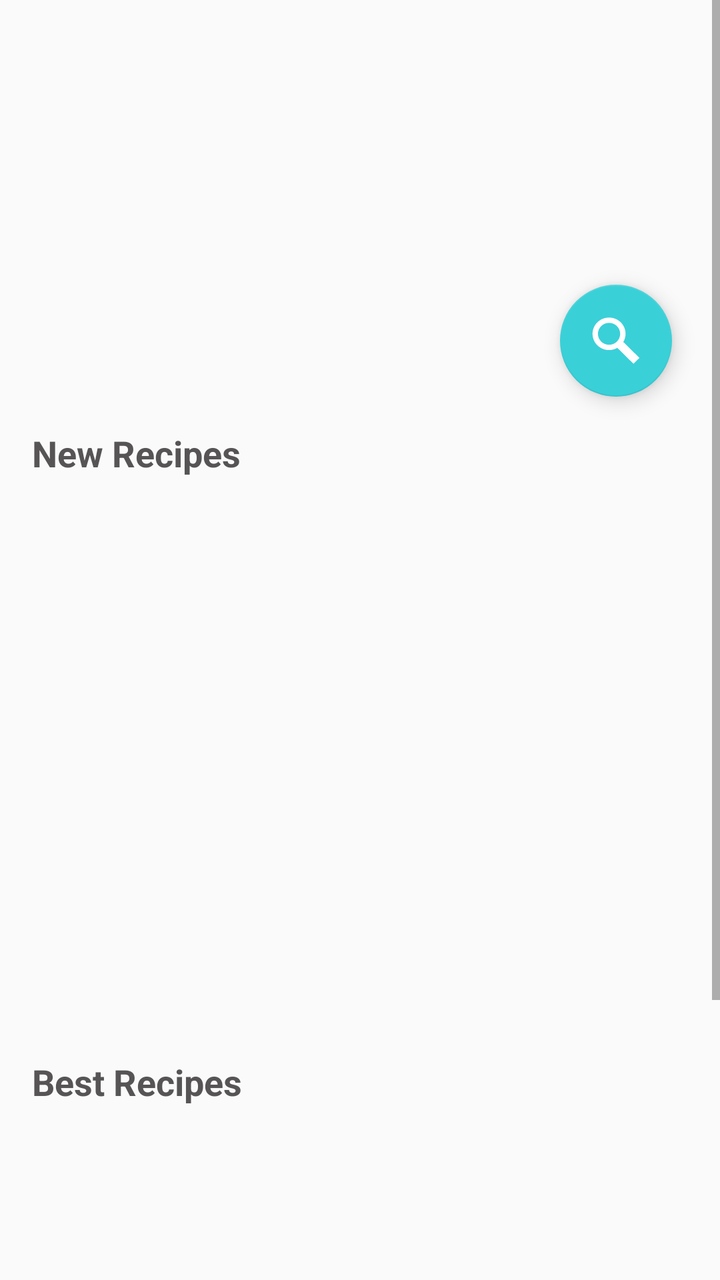
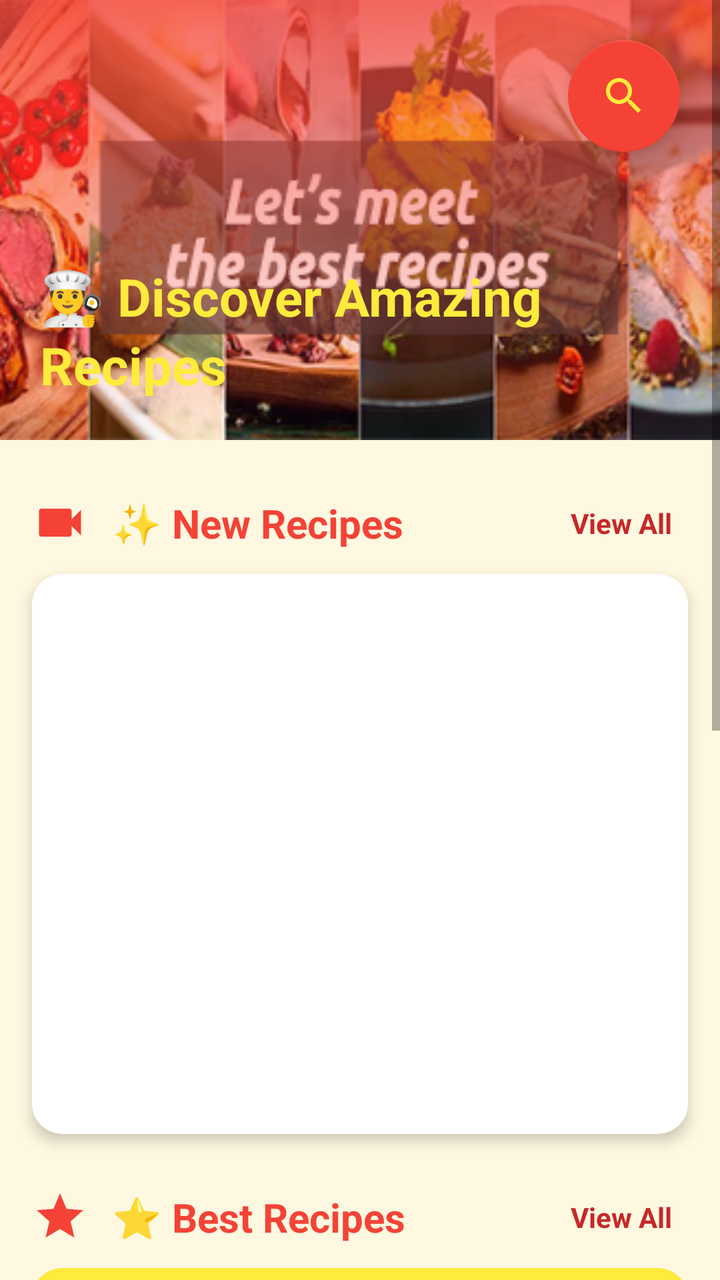

Compare the two renders of this Android layout. The source of the first and the diff that turns it into the second are given below.
<!-- AndroidManifest.xml: application theme AppTheme -->
<!-- res/layout/fragment_home.xml -->
<?xml version="1.0" encoding="utf-8"?>
<ScrollView
    xmlns:android="http://schemas.android.com/apk/res/android"
    xmlns:app="http://schemas.android.com/apk/res-auto"
    xmlns:tools="http://schemas.android.com/tools"
    android:layout_width="match_parent"
    android:layout_height="match_parent"
    tools:context="com.hanson.android.recipe.HomeFragment">

    <LinearLayout
        android:layout_width="match_parent"
        android:layout_height="wrap_content"
        android:orientation="vertical">

        <TextView
            android:id="@+id/txt_DBresult"
            android:layout_width="match_parent"
            android:layout_height="wrap_content"
            android:text="TextView"
            android:visibility="gone" />

        <ImageView
            android:id="@+id/imageView2"
            android:layout_width="match_parent"
            android:layout_height="170dp"
            android:scaleType="fitXY"
            app:srcCompat="@drawable/recipesideasmain" />

        <com.google.android.material.floatingactionbutton.FloatingActionButton
            android:id="@+id/fab"
            android:layout_width="wrap_content"
            android:layout_height="wrap_content"
            android:layout_gravity="end"
            android:layout_marginEnd="24dp"
            android:layout_marginRight="24dp"
            android:layout_marginTop="-28dp"
            app:fabSize="normal"
            app:srcCompat="@drawable/ic_search" />

        <TextView
            android:id="@+id/textView5"
            android:layout_width="wrap_content"
            android:layout_height="wrap_content"
            android:layout_marginStart="16dp"
            android:layout_marginLeft="16dp"
            android:layout_marginTop="16dp"
            android:text="New Recipes"
            android:textColor="@color/colorFont1"
            android:textSize="18sp"
            android:textStyle="bold" />

        <GridView
            android:id="@+id/GridView_New"
            android:layout_width="match_parent"
            android:layout_height="250dp"
            android:layout_margin="8dp"
            android:gravity="center"
            android:horizontalSpacing="10dp"
            android:numColumns="3"
            android:scrollbars="none"
            android:stretchMode="columnWidth"
            android:verticalSpacing="10dp" />

        <TextView
            android:id="@+id/textView4"
            android:layout_width="wrap_content"
            android:layout_height="wrap_content"
            android:layout_marginStart="16dp"
            android:layout_marginLeft="16dp"
            android:layout_marginTop="24dp"
            android:text="Best Recipes"
            android:textColor="@color/colorFont1"
            android:textSize="18sp"
            android:textStyle="bold" />

        <GridView
            android:id="@+id/GridView_Best"
            android:layout_width="match_parent"
            android:layout_height="250dp"
            android:layout_margin="8dp"
            android:gravity="center"
            android:horizontalSpacing="10dp"
            android:numColumns="3"
            android:scrollbars="none"
            android:stretchMode="columnWidth"
            android:verticalSpacing="10dp" />

    </LinearLayout>
</ScrollView>
<!-- resources referenced by this layout -->
<resources>
  <color name="colorFont1">#565455</color>
  <!-- drawable ic_search (drawable) -->
  <vector xmlns:android="http://schemas.android.com/apk/res/android"
          android:width="24dp"
          android:height="24dp"
          android:viewportWidth="24.0"
          android:viewportHeight="24.0">
      <path
          android:pathData="M23.734,20.613l-8.076,-7.951c1.838,-3.114 1.412,-7.174 -1.291,-9.837c-3.223,-3.173 -8.463,-3.173 -11.685,0c-3.221,3.171 -3.221,8.331 0,11.504c2.706,2.663 6.829,3.081 9.99,1.272l8.076,7.953L23.734,20.613zM4.592,12.449c-2.168,-2.134 -2.168,-5.609 0,-7.743c2.167,-2.136 5.695,-2.136 7.864,0c2.169,2.134 2.169,5.609 0,7.743C10.287,14.585 6.76,14.585 4.592,12.449z"
          android:fillColor="#FFFFFF"/>
  </vector>
  <!-- drawable recipesideasmain: png bitmap (drawable, 152437 bytes) -->
  <style name="AppTheme" parent="Theme.AppCompat.Light.DarkActionBar">
          
          <item name="colorPrimary">@color/colorPrimary</item>
          <item name="colorPrimaryDark">@color/colorPrimaryDark</item>
          <item name="colorAccent">@color/colorAccent</item>
      </style>
  <color name="colorPrimary">#f06373</color>
  <color name="colorPrimaryDark">#cc4053</color>
  <color name="colorAccent">#3ad0d8</color>
</resources>

<!-- the commit's change to res/layout/fragment_home.xml (unified diff, before → after) -->
@@ -5,85 +5,282 @@
     xmlns:tools="http://schemas.android.com/tools"
     android:layout_width="match_parent"
     android:layout_height="match_parent"
+    android:background="@color/bright_bg"
+    android:fillViewport="true"
     tools:context="com.hanson.android.recipe.HomeFragment">
 
     <LinearLayout
         android:layout_width="match_parent"
         android:layout_height="wrap_content"
-        android:orientation="vertical">
-
-        <TextView
-            android:id="@+id/txt_DBresult"
-            android:layout_width="match_parent"
-            android:layout_height="wrap_content"
-            android:text="TextView"
-            android:visibility="gone" />
+        android:orientation="vertical"
+        android:paddingBottom="80dp">
+
+        <RelativeLayout
+            android:layout_width="match_parent"
+            android:layout_height="220dp">
 
         <ImageView
             android:id="@+id/imageView2"
             android:layout_width="match_parent"
-            android:layout_height="170dp"
-            android:scaleType="fitXY"
-            app:srcCompat="@drawable/recipesideasmain" />
+            android:layout_height="match_parent"
+            android:scaleType="centerCrop"
+            android:src="@drawable/recipesideasmain" />
+
+            <View
+                android:layout_width="match_parent"
+                android:layout_height="match_parent"
+                android:background="@drawable/image_gradient_overlay" />
+
+            <TextView
+                android:layout_width="wrap_content"
+                android:layout_height="wrap_content"
+                android:layout_alignParentBottom="true"
+                android:layout_margin="20dp"
+                android:lineSpacingExtra="4dp"
+                android:text="👨‍🍳 Discover Amazing\nRecipes"
+                android:textColor="@color/bright_yellow"
+                android:textSize="26sp"
+                android:textStyle="bold" />
 
         <com.google.android.material.floatingactionbutton.FloatingActionButton
-            android:id="@+id/fab"
+            android:id="@+id/fab_home_search"
             android:layout_width="wrap_content"
             android:layout_height="wrap_content"
-            android:layout_gravity="end"
-            android:layout_marginEnd="24dp"
-            android:layout_marginRight="24dp"
-            android:layout_marginTop="-28dp"
-            app:fabSize="normal"
-            app:srcCompat="@drawable/ic_search" />
-
-        <TextView
-            android:id="@+id/textView5"
-            android:layout_width="wrap_content"
-            android:layout_height="wrap_content"
-            android:layout_marginStart="16dp"
-            android:layout_marginLeft="16dp"
-            android:layout_marginTop="16dp"
-            android:text="New Recipes"
-            android:textColor="@color/colorFont1"
-            android:textSize="18sp"
-            android:textStyle="bold" />
-
-        <GridView
-            android:id="@+id/GridView_New"
-            android:layout_width="match_parent"
-            android:layout_height="250dp"
-            android:layout_margin="8dp"
-            android:gravity="center"
-            android:horizontalSpacing="10dp"
-            android:numColumns="3"
-            android:scrollbars="none"
-            android:stretchMode="columnWidth"
-            android:verticalSpacing="10dp" />
-
-        <TextView
-            android:id="@+id/textView4"
-            android:layout_width="wrap_content"
-            android:layout_height="wrap_content"
-            android:layout_marginStart="16dp"
-            android:layout_marginLeft="16dp"
-            android:layout_marginTop="24dp"
-            android:text="Best Recipes"
-            android:textColor="@color/colorFont1"
-            android:textSize="18sp"
-            android:textStyle="bold" />
-
-        <GridView
-            android:id="@+id/GridView_Best"
-            android:layout_width="match_parent"
-            android:layout_height="250dp"
-            android:layout_margin="8dp"
-            android:gravity="center"
-            android:horizontalSpacing="10dp"
-            android:numColumns="3"
-            android:scrollbars="none"
-            android:stretchMode="columnWidth"
-            android:verticalSpacing="10dp" />
+            android:layout_alignParentEnd="true"
+            android:layout_marginTop="20dp"
+            android:layout_marginEnd="20dp"
+            app:backgroundTint="@color/red_primary"
+            app:elevation="8dp"
+            app:srcCompat="@drawable/ic_search_red"
+            app:tint="@color/bright_yellow" />
+        </RelativeLayout>
+
+        <include layout="@layout/section_header_new" />
+
+        <androidx.cardview.widget.CardView
+            android:layout_width="match_parent"
+            android:layout_height="wrap_content"
+            android:layout_marginHorizontal="16dp"
+            android:layout_marginVertical="8dp"
+            app:cardCornerRadius="15dp"
+            app:cardElevation="4dp">
+
+            <GridView
+                android:id="@+id/GridView_New"
+                android:layout_width="match_parent"
+                android:layout_height="280dp"
+                android:horizontalSpacing="8dp"
+                android:numColumns="2"
+                android:padding="8dp"
+                android:stretchMode="columnWidth"
+                android:verticalSpacing="8dp" />
+        </androidx.cardview.widget.CardView>
+
+        <include layout="@layout/section_header_best" />
+
+        <androidx.cardview.widget.CardView
+            android:layout_width="match_parent"
+            android:layout_height="wrap_content"
+            android:layout_marginHorizontal="16dp"
+            android:layout_marginVertical="8dp"
+            app:cardBackgroundColor="@color/bright_yellow_card"
+            app:cardCornerRadius="15dp"
+            app:cardElevation="4dp">
+
+            <GridView
+                android:id="@+id/GridView_Best"
+                android:layout_width="match_parent"
+                android:layout_height="280dp"
+                android:horizontalSpacing="8dp"
+                android:numColumns="2"
+                android:padding="8dp"
+                android:stretchMode="columnWidth"
+                android:verticalSpacing="8dp" />
+        </androidx.cardview.widget.CardView>
+
+        <include layout="@layout/layout_home_stats" />
 
     </LinearLayout>
 </ScrollView>
+<!-- res/layout/section_header_new.xml (included above) -->
+<?xml version="1.0" encoding="utf-8"?>
+<LinearLayout xmlns:android="http://schemas.android.com/apk/res/android"
+    xmlns:app="http://schemas.android.com/apk/res-auto"
+    android:layout_width="match_parent"
+    android:layout_height="wrap_content"
+    android:layout_marginStart="16dp"
+    android:layout_marginTop="24dp"
+    android:layout_marginEnd="16dp"
+    android:gravity="center_vertical"
+    android:orientation="horizontal">
+
+    <ImageView
+        android:layout_width="28dp"
+        android:layout_height="28dp"
+        android:src="@drawable/ic_new_red"
+        app:tint="@color/red_primary" />
+
+    <TextView
+        android:layout_width="0dp"
+        android:layout_height="wrap_content"
+        android:layout_marginStart="12dp"
+        android:layout_weight="1"
+        android:text="✨ New Recipes"
+        android:textColor="@color/red_primary"
+        android:textSize="20sp"
+        android:textStyle="bold" />
+
+    <TextView
+        android:id="@+id/tv_view_all_new"
+        android:layout_width="wrap_content"
+        android:layout_height="wrap_content"
+        android:clickable="true"
+        android:focusable="true"
+        android:padding="8dp"
+        android:text="View All"
+        android:textColor="@color/dark_red"
+        android:textSize="14sp"
+        android:textStyle="bold" />
+</LinearLayout>
+<!-- res/layout/section_header_best.xml (included above) -->
+<?xml version="1.0" encoding="utf-8"?>
+<LinearLayout xmlns:android="http://schemas.android.com/apk/res/android"
+    xmlns:app="http://schemas.android.com/apk/res-auto"
+    android:layout_width="match_parent"
+    android:layout_height="wrap_content"
+    android:layout_marginStart="16dp"
+    android:layout_marginTop="16dp"
+    android:layout_marginEnd="16dp"
+    android:gravity="center_vertical"
+    android:orientation="horizontal">
+
+    <ImageView
+        android:layout_width="28dp"
+        android:layout_height="28dp"
+        android:src="@drawable/ic_star_red"
+        app:tint="@color/red_primary" />
+
+    <TextView
+        android:layout_width="0dp"
+        android:layout_height="wrap_content"
+        android:layout_marginStart="12dp"
+        android:layout_weight="1"
+        android:text="⭐ Best Recipes"
+        android:textColor="@color/red_primary"
+        android:textSize="20sp"
+        android:textStyle="bold" />
+
+    <TextView
+        android:id="@+id/tv_view_all_best"
+        android:layout_width="wrap_content"
+        android:layout_height="wrap_content"
+        android:clickable="true"
+        android:focusable="true"
+        android:padding="8dp"
+        android:text="View All"
+        android:textColor="@color/dark_red"
+        android:textSize="14sp"
+        android:textStyle="bold" />
+</LinearLayout>
+<!-- res/layout/layout_home_stats.xml (included above) -->
+<?xml version="1.0" encoding="utf-8"?>
+<com.google.android.material.card.MaterialCardView xmlns:android="http://schemas.android.com/apk/res/android"
+    xmlns:app="http://schemas.android.com/apk/res-auto"
+    android:layout_width="match_parent"
+    android:layout_height="wrap_content"
+    android:layout_margin="16dp"
+    app:cardBackgroundColor="@color/red_primary"
+    app:cardCornerRadius="20dp"
+    app:cardElevation="10dp">
+
+    <LinearLayout
+        android:layout_width="match_parent"
+        android:layout_height="wrap_content"
+        android:orientation="horizontal"
+        android:padding="20dp">
+
+        <LinearLayout
+            android:layout_width="0dp"
+            android:layout_height="wrap_content"
+            android:layout_weight="1"
+            android:gravity="center"
+            android:orientation="vertical">
+
+            <TextView
+                android:id="@+id/stat_recipes_count"
+                android:layout_width="wrap_content"
+                android:layout_height="wrap_content"
+                android:text="500+"
+                android:textColor="@color/bright_yellow"
+                android:textSize="24sp"
+                android:textStyle="bold" />
+
+            <TextView
+                android:layout_width="wrap_content"
+                android:layout_height="wrap_content"
+                android:text="Recipes"
+                android:textColor="#FFB74D"
+                android:textSize="11sp" />
+        </LinearLayout>
+
+        <View
+            android:layout_width="1dp"
+            android:layout_height="35dp"
+            android:layout_gravity="center"
+            android:background="#66FFFFFF" />
+
+        <LinearLayout
+            android:layout_width="0dp"
+            android:layout_height="wrap_content"
+            android:layout_weight="1"
+            android:gravity="center"
+            android:orientation="vertical">
+
+            <TextView
+                android:id="@+id/stat_chefs_count"
+                android:layout_width="wrap_content"
+                android:layout_height="wrap_content"
+                android:text="50+"
+                android:textColor="@color/bright_yellow"
+                android:textSize="24sp"
+                android:textStyle="bold" />
+
+            <TextView
+                android:layout_width="wrap_content"
+                android:layout_height="wrap_content"
+                android:text="Chefs"
+                android:textColor="#FFB74D"
+                android:textSize="11sp" />
+        </LinearLayout>
+
+        <View
+            android:layout_width="1dp"
+            android:layout_height="35dp"
+            android:layout_gravity="center"
+            android:background="#66FFFFFF" />
+
+        <LinearLayout
+            android:layout_width="0dp"
+            android:layout_height="wrap_content"
+            android:layout_weight="1"
+            android:gravity="center"
+            android:orientation="vertical">
+
+            <TextView
+                android:layout_width="wrap_content"
+                android:layout_height="wrap_content"
+                android:text="4.8"
+                android:textColor="@color/bright_yellow"
+                android:textSize="24sp"
+                android:textStyle="bold" />
+
+            <TextView
+                android:layout_width="wrap_content"
+                android:layout_height="wrap_content"
+                android:text="Rating"
+                android:textColor="#FFB74D"
+                android:textSize="11sp" />
+        </LinearLayout>
+
+    </LinearLayout>
+</com.google.android.material.card.MaterialCardView>
<!-- resource entries referenced after the edit -->
@@ -1,25 +1,56 @@
 <!-- resources referenced by this layout -->
 <resources>
-  <color name="colorFont1">#565455</color>
-  <!-- drawable ic_search (drawable) -->
+  <color name="bright_bg">#FFF8E1</color>
+  <color name="bright_yellow">#FFEB3B</color>
+  <color name="bright_yellow_card">#FFEB3B</color>
+  <color name="dark_red">#C62828</color>
+  <color name="red_primary">#F44336</color>
+  <!-- drawable ic_new_red (drawable) -->
   <vector xmlns:android="http://schemas.android.com/apk/res/android"
-          android:width="24dp"
-          android:height="24dp"
-          android:viewportWidth="24.0"
-          android:viewportHeight="24.0">
+      android:width="24dp"
+      android:height="24dp"
+      android:viewportWidth="24"
+      android:viewportHeight="24">
       <path
-          android:pathData="M23.734,20.613l-8.076,-7.951c1.838,-3.114 1.412,-7.174 -1.291,-9.837c-3.223,-3.173 -8.463,-3.173 -11.685,0c-3.221,3.171 -3.221,8.331 0,11.504c2.706,2.663 6.829,3.081 9.99,1.272l8.076,7.953L23.734,20.613zM4.592,12.449c-2.168,-2.134 -2.168,-5.609 0,-7.743c2.167,-2.136 5.695,-2.136 7.864,0c2.169,2.134 2.169,5.609 0,7.743C10.287,14.585 6.76,14.585 4.592,12.449z"
-          android:fillColor="#FFFFFF"/>
+          android:fillColor="#FF000000"
+          android:pathData="M17,10.5V7c0,-0.55 -0.45,-1 -1,-1H4c-0.55,0 -1,0.45 -1,1v10c0,0.55 0.45,1 1,1h12c0.55,0 1,-0.45 1,-1v-3.5l4,4v-11l-4,4z" />
   </vector>
+  <!-- drawable ic_search_red (drawable) -->
+  <vector xmlns:android="http://schemas.android.com/apk/res/android"
+      android:width="24dp"
+      android:height="24dp"
+      android:viewportWidth="24"
+      android:viewportHeight="24">
+      <path
+          android:fillColor="#FF000000"
+          android:pathData="M15.5,14h-0.79l-0.28,-0.27C15.41,12.59 16,11.11 16,9.5 16,5.91 13.09,3 9.5,3S3,5.91 3,9.5 5.91,16 9.5,16c1.61,0 3.09,-0.59 4.23,-1.57l0.27,0.28v0.79l5,4.99L20.49,19l-4.99,-5zM9.5,14C7.01,14 5,11.99 5,9.5S7.01,5 9.5,5 14,7.01 14,9.5 11.99,14 9.5,14z" />
+  </vector>
+  <!-- drawable ic_star_red (drawable) -->
+  <vector xmlns:android="http://schemas.android.com/apk/res/android"
+      android:width="24dp"
+      android:height="24dp"
+      android:viewportWidth="24"
+      android:viewportHeight="24">
+      <path
+          android:fillColor="#FF000000"
+          android:pathData="M12,17.27L18.18,21l-1.64,-7.03L22,9.24l-7.19,-0.61L12,2 9.19,8.63 2,9.24l5.46,4.73L5.82,21z" />
+  </vector>
+  <!-- drawable image_gradient_overlay (drawable) -->
+  <?xml version="1.0" encoding="utf-8"?>
+  <shape xmlns:android="http://schemas.android.com/apk/res/android">
+      <gradient
+          android:angle="90"
+          android:centerColor="#66F44336"
+          android:endColor="#CCF44336"
+          android:startColor="#00F44336" />
+  </shape>
   <!-- drawable recipesideasmain: png bitmap (drawable, 152437 bytes) -->
-  <style name="AppTheme" parent="Theme.AppCompat.Light.DarkActionBar">
-          
-          <item name="colorPrimary">@color/colorPrimary</item>
-          <item name="colorPrimaryDark">@color/colorPrimaryDark</item>
-          <item name="colorAccent">@color/colorAccent</item>
+  <style name="AppTheme" parent="Theme.MaterialComponents.Light.NoActionBar">
+          <item name="colorPrimary">@color/red_primary</item>
+          <item name="colorPrimaryDark">@color/dark_red</item>
+          <item name="colorAccent">@color/bright_yellow</item>
+  
+          <item name="android:editTextStyle">@style/Widget.AppCompat.EditText</item>
       </style>
-  <color name="colorPrimary">#f06373</color>
-  <color name="colorPrimaryDark">#cc4053</color>
-  <color name="colorAccent">#3ad0d8</color>
 </resources>
 
